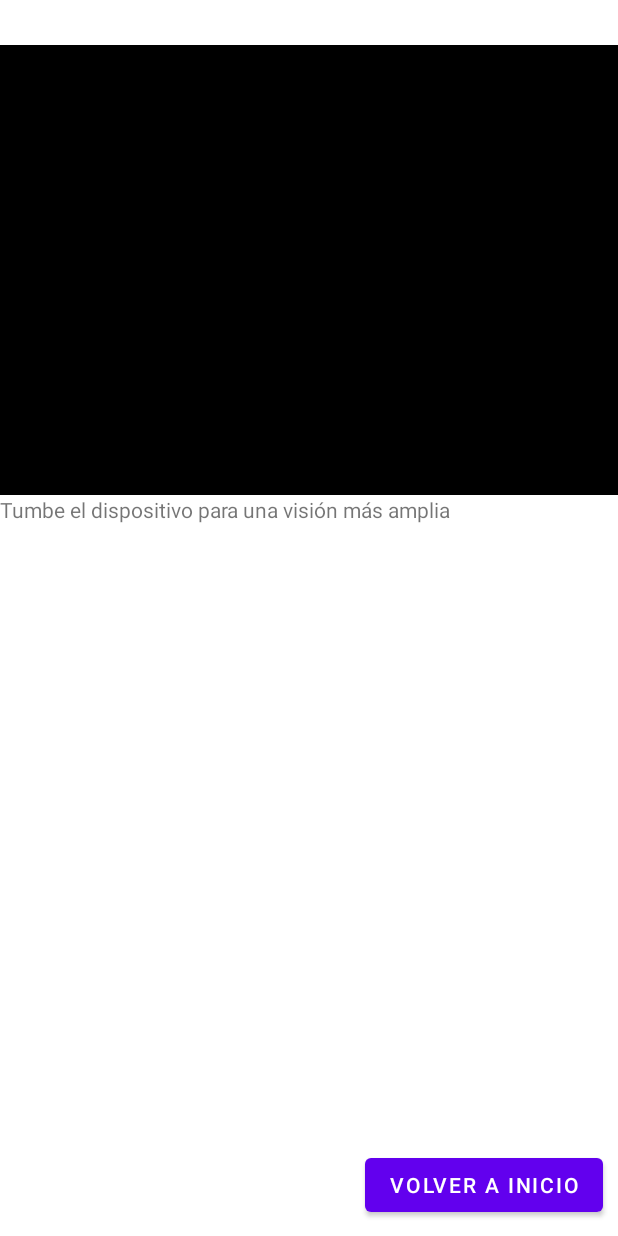
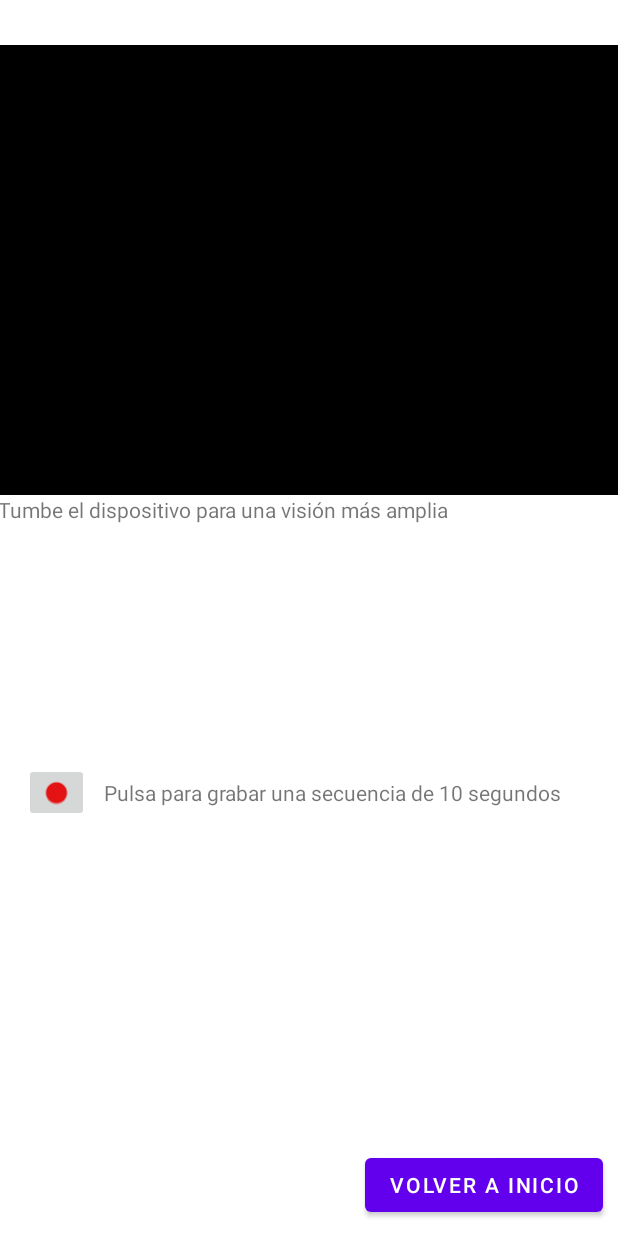
Before and after one commit to fmv1001/DomoCamera, an Android app: the ReceiverCamFrame screen opened directly, with no data from a screen before it, on a phone screen of 412 x 824 dp. Run offline under Robolectric (Android 15) with nearby library versions, the phone set to English and light mode, and no system bars; libraries missing offline, so code that uses them is left out: org.jcodec.api, org.jcodec.common; 1 statement that could not run was skipped.

Commit message:
Añadida funcionalidad para grabar vídeos #20

```diff
--- a/AndroidApp/app/build.gradle
+++ b/AndroidApp/app/build.gradle
@@ -27,6 +27,10 @@ android {
         sourceCompatibility JavaVersion.VERSION_1_8
         targetCompatibility JavaVersion.VERSION_1_8
     }
+
+    configurations.all {
+        resolutionStrategy.force 'com.google.code.findbugs:jsr305:3.0.2'
+    }
 }
 
 dependencies {
@@ -38,6 +42,8 @@ dependencies {
     implementation 'androidx.navigation:navigation-ui:2.3.5'
     implementation 'androidx.lifecycle:lifecycle-livedata-ktx:2.3.1'
     implementation 'androidx.lifecycle:lifecycle-viewmodel-ktx:2.3.1'
+    implementation 'org.jcodec:jcodec:0.2.5'
+    implementation 'org.jcodec:jcodec-android:0.2.5'
     testImplementation 'junit:junit:4.13.2'
     androidTestImplementation 'androidx.test.ext:junit:1.1.3'
     androidTestImplementation 'androidx.test.espresso:espresso-core:3.4.0'
--- a/AndroidApp/app/src/main/AndroidManifest.xml
+++ b/AndroidApp/app/src/main/AndroidManifest.xml
@@ -5,6 +5,8 @@
     <uses-permission android:name="android.permission.INTERNET" />
     <uses-permission android:name="android.permission.ACCESS_NETWORK_STATE" />
     <uses-permission android:name="android.permission.WAKE_LOCK" />
+    <uses-permission android:name="android.permission.WRITE_EXTERNAL_STORAGE" />
+    <uses-permission android:name="android.permission.READ_EXTERNAL_STORAGE" />
 
     <application
         android:allowBackup="true"
--- a/AndroidApp/app/src/main/java/com/example/appstream/ReceiverCamFrame.java
+++ b/AndroidApp/app/src/main/java/com/example/appstream/ReceiverCamFrame.java
@@ -1,14 +1,19 @@
 package com.example.appstream;
 
+import android.content.Context;
 import android.content.Intent;
 import android.content.res.Configuration;
 import android.os.Bundle;
+import android.os.Environment;
 import android.view.View;
 import android.widget.ImageView;
 import android.widget.LinearLayout;
+import android.widget.Toast;
 
 import androidx.appcompat.app.ActionBar;
 import androidx.appcompat.app.AppCompatActivity;
+
+import java.io.File;
 import java.net.UnknownHostException;
 
 public class ReceiverCamFrame extends AppCompatActivity {
@@ -17,11 +22,16 @@ public class ReceiverCamFrame extends AppCompatActivity {
     private String name;
     ServerTCPConnexion connexion = null;
     private int height;
+    RcvThread rcv1 = null;
+    Context context;
+
 
     @Override
     protected void onCreate(Bundle savedInstanceState) {
         super.onCreate(savedInstanceState);
         setContentView(R.layout.activity_cam_view);
+        context = this;
+        ImageView rec_button = (ImageView) findViewById(R.id.rec_video);
         // Server IP
         String serverIp = getIntent().getStringExtra("server_ip");
         // Server sender port
@@ -43,13 +53,22 @@ public class ReceiverCamFrame extends AppCompatActivity {
         if (actionbar != null)
             actionbar.hide();
 
-        Thread rcv1 = null;
         try {
             rcv1 = new RcvThread(imgViewCam, serverIp, serverPortSend);
             rcv1.start();
         } catch (Exception e) {
             e.printStackTrace();
         }
+        File file = getFilesDir();
+        rec_button.setOnClickListener(new View.OnClickListener() {
+            @Override
+            public void onClick(View v) {
+                rcv1.recVideo(file);
+                Toast.makeText(context, "grabando",Toast.LENGTH_SHORT).show();
+            }
+        });
+
+
     }
 
     public void back_to_home(View view){
--- a/AndroidApp/app/src/main/res/layout/activity_cam_view.xml
+++ b/AndroidApp/app/src/main/res/layout/activity_cam_view.xml
@@ -8,8 +8,8 @@
 
     <LinearLayout
         android:id="@+id/linearLayout"
-        android:layout_width="match_parent"
-        android:layout_height="match_parent"
+        android:layout_width="416dp"
+        android:layout_height="wrap_content"
         android:layout_margin="0dp"
         android:gravity="center_horizontal"
         android:orientation="vertical"
@@ -47,4 +47,27 @@
         app:layout_constraintBottom_toBottomOf="parent"
         app:layout_constraintEnd_toEndOf="parent" />
 
+    <ImageButton
+        android:id="@+id/rec_video"
+        android:layout_width="wrap_content"
+        android:layout_height="wrap_content"
+        android:layout_marginStart="16dp"
+        android:layout_marginLeft="16dp"
+        android:layout_marginBottom="276dp"
+        app:layout_constraintBottom_toBottomOf="parent"
+        app:layout_constraintStart_toStartOf="parent"
+        app:srcCompat="@android:drawable/radiobutton_on_background"
+        app:tint="#E31313" />
+
+    <TextView
+        android:id="@+id/rec_text"
+        android:layout_width="wrap_content"
+        android:layout_height="22dp"
+        android:layout_marginStart="10dp"
+        android:layout_marginLeft="10dp"
+        android:layout_marginBottom="283dp"
+        android:text="@string/action_rec"
+        app:layout_constraintBottom_toBottomOf="parent"
+        app:layout_constraintStart_toEndOf="@+id/rec_video" />
+
 </androidx.constraintlayout.widget.ConstraintLayout>
--- a/AndroidApp/app/src/main/res/values/strings.xml
+++ b/AndroidApp/app/src/main/res/values/strings.xml
@@ -13,6 +13,7 @@
     <string name="nav_header_desc">Navigation header</string>
     <string name="action_settings">Settings</string>
     <string name="action_disconnect">Desconectar</string>
+    <string name="action_rec">Pulsa para grabar una secuencia de 10 segundos</string>
     <string name="cancel_button">Cancel</string>
     <string name="accept_button">Accept</string>
     <string name="menu_home">Home1</string>
```
Also changed, not shown: AndroidApp/app/src/main/java/com/example/appstream/NavMenuActivity.java (+0 -9 lines), AndroidApp/app/src/main/java/com/example/appstream/RcvThread.java (+50 -1 lines), AndroidApp/app/src/main/res/layout/app_bar_main.xml (+0 -8 lines).
